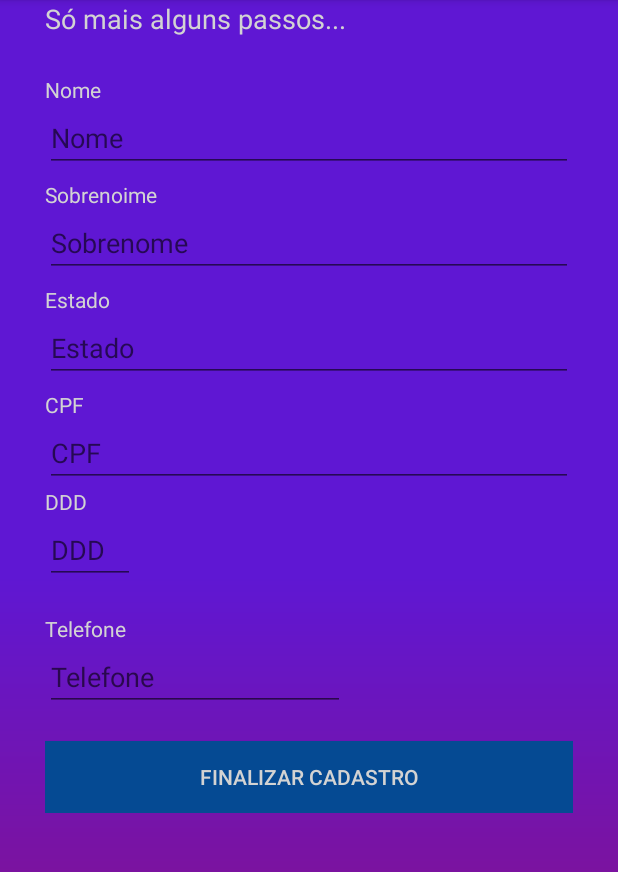
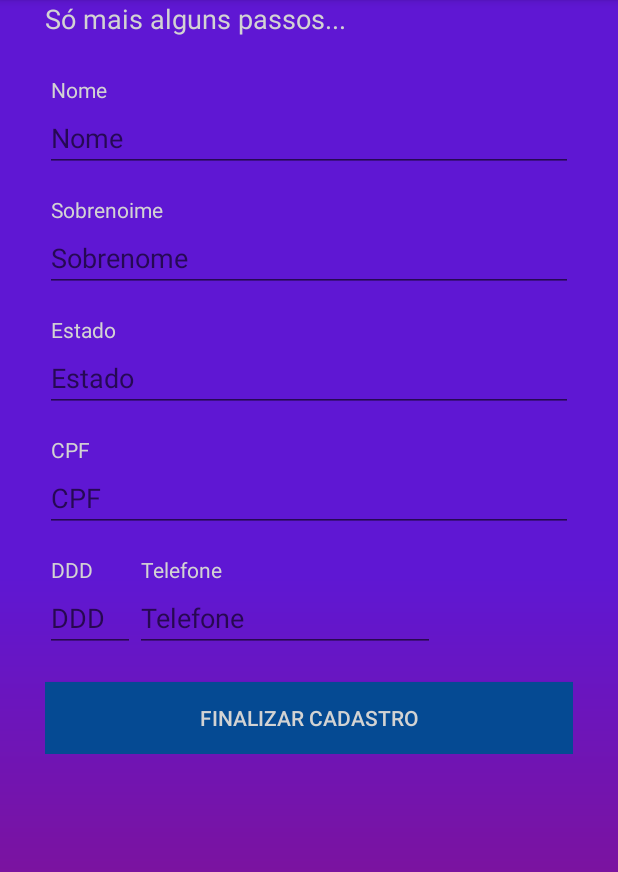
Before and after one commit to InfnetDAPB2020T1/PB-WLTA, an Android app: the ComplementoCadastroFragment screen opened through its navigation route, on a phone screen of 412 x 824 dp, the part 84-956 px from its top. Run offline under Robolectric (Android 15) with nearby library versions, the phone set to English and light mode, and no system bars.

Commit message:
Correções em alguns widgets

```diff
--- a/app/src/main/res/layout/fragment_cadastro.xml
+++ b/app/src/main/res/layout/fragment_cadastro.xml
@@ -54,6 +54,7 @@
                     android:id="@+id/textApelidoCadastro"
                     android:layout_width="wrap_content"
                     android:layout_height="wrap_content"
+                    android:layout_marginLeft="4dp"
                     android:layout_marginTop="25dp"
                     android:text="Apelido"
                     android:textColor="@color/boxTextLogin"
@@ -73,6 +74,8 @@
                     android:id="@+id/textoEmailCadastro"
                     android:layout_width="wrap_content"
                     android:layout_height="wrap_content"
+                    android:layout_marginLeft="4dp"
+                    android:layout_marginTop="15dp"
                     android:text="@string/textoEmail"
                     android:textColor="@color/boxTextLogin"
                     android:textColorLink="@color/boxTextLogin" />
@@ -91,7 +94,8 @@
                     android:id="@+id/textoSenhaCadastro"
                     android:layout_width="wrap_content"
                     android:layout_height="wrap_content"
-                    android:layout_marginTop="5dp"
+                    android:layout_marginLeft="4dp"
+                    android:layout_marginTop="15dp"
                     android:text="@string/textoSenha"
                     android:textColor="@color/boxTextLogin" />
 
--- a/app/src/main/res/layout/fragment_complemento_cadastro.xml
+++ b/app/src/main/res/layout/fragment_complemento_cadastro.xml
@@ -49,6 +49,7 @@
                     android:id="@+id/textNomeCadastro"
                     android:layout_width="match_parent"
                     android:layout_height="wrap_content"
+                    android:layout_marginLeft="4dp"
                     android:layout_marginTop="25dp"
                     android:text="Nome"
                     android:textColor="@color/boxTextLogin"
@@ -68,7 +69,8 @@
                     android:id="@+id/textSobrenomeCadastro"
                     android:layout_width="match_parent"
                     android:layout_height="wrap_content"
-                    android:layout_marginTop="5dp"
+                    android:layout_marginLeft="4dp"
+                    android:layout_marginTop="15dp"
                     android:text="Sobrenoime"
                     android:textColor="@color/boxTextLogin"
                     android:textColorLink="@color/boxTextLogin" />
@@ -87,7 +89,8 @@
                     android:id="@+id/textEstadoCadastro"
                     android:layout_width="match_parent"
                     android:layout_height="wrap_content"
-                    android:layout_marginTop="5dp"
+                    android:layout_marginLeft="4dp"
+                    android:layout_marginTop="15dp"
                     android:text="Estado"
                     android:textColor="@color/boxTextLogin"
                     android:textColorLink="@color/boxTextLogin" />
@@ -106,7 +109,8 @@
                     android:id="@+id/textCPFCadastro"
                     android:layout_width="match_parent"
                     android:layout_height="wrap_content"
-                    android:layout_marginTop="5dp"
+                    android:layout_marginLeft="4dp"
+                    android:layout_marginTop="15dp"
                     android:text="CPF"
                     android:textColor="@color/boxTextLogin"
                     android:textColorLink="@color/boxTextLogin" />
@@ -121,32 +125,46 @@
                     android:textColor="@color/textos"
                     android:textColorLink="@color/colorAccent" />
 
+                <LinearLayout
+                    android:layout_width="match_parent"
+                    android:layout_height="match_parent"
+                    android:orientation="horizontal">
+
                     <TextView
                         android:id="@+id/textDDDCadastro"
-                    android:layout_width="match_parent"
+                        android:layout_width="56dp"
                         android:layout_height="wrap_content"
+                        android:layout_marginLeft="4dp"
+                        android:layout_marginTop="15dp"
                         android:text="DDD"
                         android:textColor="@color/boxTextLogin"
                         android:textColorLink="@color/boxTextLogin" />
+
+                    <TextView
+                        android:id="@+id/textTelefoneCadastro"
+                        android:layout_width="wrap_content"
+                        android:layout_height="match_parent"
+                        android:layout_marginLeft="4dp"
+                        android:layout_marginTop="15dp"
+                        android:text="Telefone"
+                        android:textColor="@color/boxTextLogin"
+                        android:textColorLink="@color/boxTextLogin" />
+                </LinearLayout>
+
+                <LinearLayout
+                    android:layout_width="match_parent"
+                    android:layout_height="match_parent"
+                    android:orientation="horizontal">
 
                     <EditText
                         android:id="@+id/boxDDDCadastro"
                         android:layout_width="60dp"
                         android:layout_height="wrap_content"
-                    android:layout_marginBottom="20dp"
                         android:ems="10"
                         android:hint="DDD"
                         android:inputType="textPersonName"
                         android:textColor="@color/textos"
                         android:textColorLink="@color/colorAccent" />
-
-                <TextView
-                    android:id="@+id/textTelefoneCadastro"
-                    android:layout_width="match_parent"
-                    android:layout_height="wrap_content"
-                    android:text="Telefone"
-                    android:textColor="@color/boxTextLogin"
-                    android:textColorLink="@color/boxTextLogin" />
 
                     <EditText
                         android:id="@+id/boxTelefoneCadastro"
@@ -158,6 +176,7 @@
                         android:inputType="textPersonName"
                         android:textColor="@color/textos"
                         android:textColorLink="@color/colorAccent" />
+                </LinearLayout>
 
                 <Button
                     android:id="@+id/btnFinalizarCadastro"
--- a/app/src/main/res/layout/fragment_login.xml
+++ b/app/src/main/res/layout/fragment_login.xml
@@ -50,6 +50,7 @@
                     android:id="@+id/textoEmailCadastro"
                     android:layout_width="wrap_content"
                     android:layout_height="wrap_content"
+                    android:layout_marginLeft="4dp"
                     android:layout_marginTop="15dp"
                     android:text="@string/textoEmail"
                     android:textColor="@color/boxTextLogin" />
@@ -68,6 +69,7 @@
                     android:id="@+id/textoSenhaLogin"
                     android:layout_width="wrap_content"
                     android:layout_height="wrap_content"
+                    android:layout_marginLeft="4dp"
                     android:layout_marginTop="15dp"
                     android:text="@string/textoSenha"
                     android:textColor="@color/boxTextLogin" />
```
Lines whose indentation alone changed are shown as unchanged.
